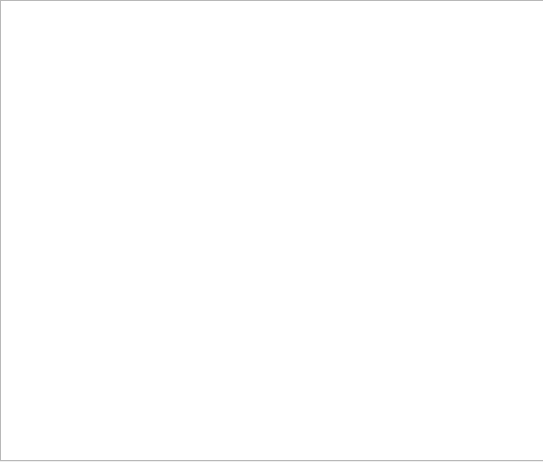
Above: resultwindow.ui from Illia-Andrieiev/Lab_2 before the change. Below: the same form after it.
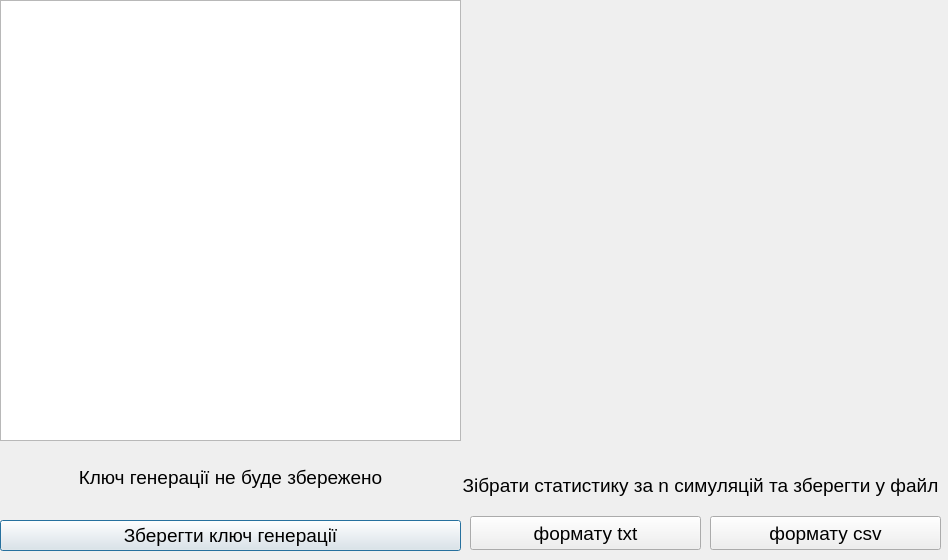
That is the form after the change.

```diff
--- a/resultwindow.ui
+++ b/resultwindow.ui
@@ -6,8 +6,8 @@
    <rect>
     <x>0</x>
     <y>0</y>
-    <width>543</width>
-    <height>462</height>
+    <width>948</width>
+    <height>560</height>
    </rect>
   </property>
   <property name="windowTitle">
@@ -18,8 +18,8 @@
     <rect>
      <x>0</x>
      <y>0</y>
-     <width>551</width>
-     <height>461</height>
+     <width>461</width>
+     <height>441</height>
     </rect>
    </property>
    <layout class="QVBoxLayout" name="verticalLayout">
@@ -28,6 +28,136 @@
     </item>
    </layout>
   </widget>
+  <widget class="QLabel" name="statisticInformation">
+   <property name="geometry">
+    <rect>
+     <x>470</x>
+     <y>10</y>
+     <width>471</width>
+     <height>451</height>
+    </rect>
+   </property>
+   <property name="font">
+    <font>
+     <pointsize>14</pointsize>
+    </font>
+   </property>
+   <property name="locale">
+    <locale language="Ukrainian" country="Ukraine"/>
+   </property>
+   <property name="text">
+    <string/>
+   </property>
+   <property name="alignment">
+    <set>Qt::AlignCenter</set>
+   </property>
+  </widget>
+  <widget class="QWidget" name="layoutWidget">
+   <property name="geometry">
+    <rect>
+     <x>0</x>
+     <y>440</y>
+     <width>461</width>
+     <height>111</height>
+    </rect>
+   </property>
+   <layout class="QVBoxLayout" name="verticalLayout_2">
+    <item>
+     <widget class="QLabel" name="keyStatus">
+      <property name="font">
+       <font>
+        <pointsize>14</pointsize>
+       </font>
+      </property>
+      <property name="locale">
+       <locale language="Ukrainian" country="Ukraine"/>
+      </property>
+      <property name="text">
+       <string>Ключ генерації не буде збережено</string>
+      </property>
+      <property name="alignment">
+       <set>Qt::AlignCenter</set>
+      </property>
+     </widget>
+    </item>
+    <item>
+     <widget class="QPushButton" name="saveKey">
+      <property name="enabled">
+       <bool>true</bool>
+      </property>
+      <property name="font">
+       <font>
+        <pointsize>14</pointsize>
+        <kerning>true</kerning>
+       </font>
+      </property>
+      <property name="locale">
+       <locale language="Ukrainian" country="Ukraine"/>
+      </property>
+      <property name="text">
+       <string>Зберегти ключ генерації</string>
+      </property>
+     </widget>
+    </item>
+   </layout>
+  </widget>
+  <widget class="QLabel" name="nModelsLabel">
+   <property name="geometry">
+    <rect>
+     <x>460</x>
+     <y>460</y>
+     <width>481</width>
+     <height>51</height>
+    </rect>
+   </property>
+   <property name="font">
+    <font>
+     <pointsize>14</pointsize>
+    </font>
+   </property>
+   <property name="text">
+    <string>Зібрати статистику за n симуляцій та зберегти у файл</string>
+   </property>
+   <property name="alignment">
+    <set>Qt::AlignCenter</set>
+   </property>
+  </widget>
+  <widget class="QPushButton" name="saveCsv">
+   <property name="geometry">
+    <rect>
+     <x>710</x>
+     <y>516</y>
+     <width>231</width>
+     <height>34</height>
+    </rect>
+   </property>
+   <property name="font">
+    <font>
+     <pointsize>14</pointsize>
+    </font>
+   </property>
+   <property name="text">
+    <string>формату csv</string>
+   </property>
+  </widget>
+  <widget class="QPushButton" name="saveTxt">
+   <property name="geometry">
+    <rect>
+     <x>470</x>
+     <y>516</y>
+     <width>231</width>
+     <height>34</height>
+    </rect>
+   </property>
+   <property name="font">
+    <font>
+     <pointsize>14</pointsize>
+    </font>
+   </property>
+   <property name="text">
+    <string>формату txt</string>
+   </property>
+  </widget>
  </widget>
  <resources/>
  <connections/>
```
